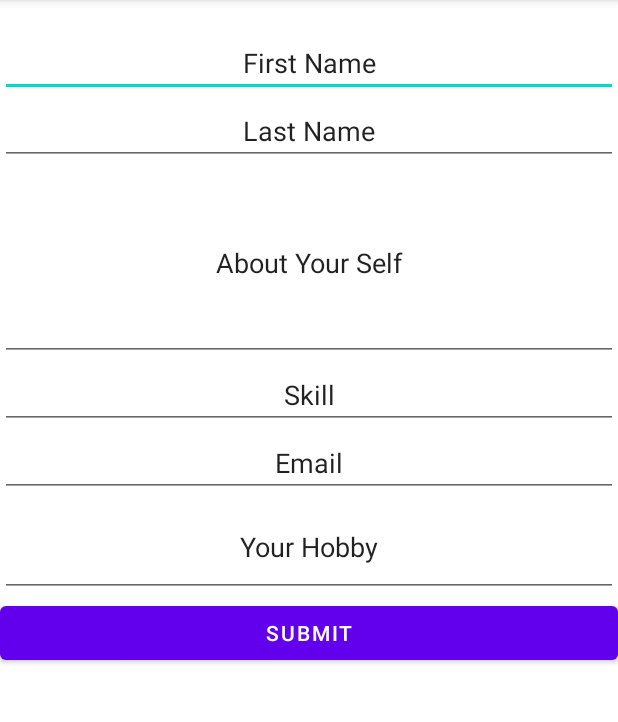
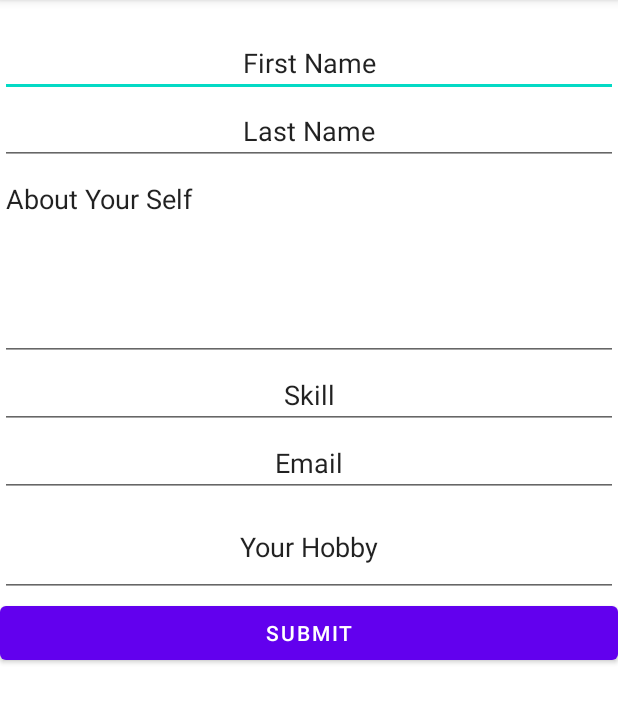
Before and after one commit to dipankar108/Jobly, an Android app: the screen it shows after launch (UpdateProfileActivity), on a phone screen of 412 x 824 dp, the part 84-806 px from its top. Run offline under Robolectric (Android 15) with nearby library versions, the phone set to English and light mode, and no system bars; our stand-ins replace Firebase (no records; nobody signed in at launch, a user with empty details on screens opened directly); 1 statement that could not run was skipped.

Commit message:
Bindin not working fixed

```diff
--- a/app/src/main/java/com/university_project/jobly/accountlog/UpdateProfileActivity.kt
+++ b/app/src/main/java/com/university_project/jobly/accountlog/UpdateProfileActivity.kt
@@ -1,52 +1,57 @@
 package com.university_project.jobly.accountlog
 
 import android.os.Bundle
+import android.util.Log
 import android.widget.EditText
 import android.widget.TextView
 import androidx.appcompat.app.AppCompatActivity
 import androidx.lifecycle.ViewModelProvider
+import androidx.recyclerview.widget.LinearLayoutManager
+import androidx.recyclerview.widget.RecyclerView
 import com.university_project.jobly.R
+import com.university_project.jobly.adapter.SkillAdapter
 import com.university_project.jobly.baseviewmodel.BaseViewModel
 import com.university_project.jobly.databinding.ActivityUpdateProfileBinding
+import com.university_project.jobly.interfaces.SkillClick
 
-class UpdateProfileActivity : AppCompatActivity() {
+class UpdateProfileActivity : AppCompatActivity(), SkillClick {
     private lateinit var liveData: BaseViewModel
-    private lateinit var isVerifiedView: TextView
-    private lateinit var fname: EditText
-    private lateinit var lname: EditText
-    private lateinit var yourself: EditText
-    private lateinit var email: EditText
-    private lateinit var hobby: EditText
     private lateinit var binding: ActivityUpdateProfileBinding
     override fun onCreate(savedInstanceState: Bundle?) {
+        binding = ActivityUpdateProfileBinding.inflate(layoutInflater)
         super.onCreate(savedInstanceState)
-        setContentView(R.layout.activity_update_profile)
+        setContentView(binding.root)
         liveData = ViewModelProvider(this)[BaseViewModel::class.java]
         val sh = getSharedPreferences("userType", MODE_PRIVATE)
-        binding = ActivityUpdateProfileBinding.inflate(layoutInflater)
-        isVerifiedView = findViewById(R.id.tv_up_verifyInfo_id)
-        fname = findViewById(R.id.et_up_fname_id)
-        lname=findViewById(R.id.et_up_lname_id)
-        yourself=findViewById(R.id.et_up_aboutYourself_id)
-        email=findViewById(R.id.et_up_email_id)
-        hobby=findViewById(R.id.et_up_yourHobby_id)
+        val skillAdapter = SkillAdapter(this)
+        binding.rvUpSkillId.layoutManager = LinearLayoutManager(this).also {
+            it.orientation = LinearLayoutManager.HORIZONTAL
+        }
+       binding.rvUpSkillId.adapter = skillAdapter
         val userInfo = sh.getString("m_userType", null)
         if (userInfo == "Client") {
-
         } else {
             liveData.getEmployeeProfile().observe(this, { user ->
+
                 if (user.verify) {
-                    isVerifiedView.text = "You are Verified"
+                    binding.tvUpVerifyInfoId.text = "You are Verified"
                 } else {
-                    isVerifiedView.text = "You are Unverified"
+                    binding.tvUpVerifyInfoId.text = "You are Unverified"
                 }
-                fname.setText(user.fname)
-                lname.setText(user.lname)
-                yourself.setText(user.aboutYourself)
-                email.setText(user.userPass)
-                email.isEnabled=false
-                hobby.setText(user.hobbyEmp)
+                binding.etUpFnameId.setText(user.fname)
+                binding.etUpLnameId.setText(user.lname)
+                binding.etUpAboutYourselfId.setText(user.aboutYourself)
+                binding.etUpEmailId.setText(user.userPass)
+                binding.etUpEmailId.isEnabled = false
+                binding.etUpYourHobbyId.setText(user.hobbyEmp)
+                Log.d("TAG", "onCreate: ${user.skill}")
+                skillAdapter.setList(user.skill)
+                skillAdapter.notifyDataSetChanged()
             })
         }
     }
+
+    override fun onSkillDeleteClick(skill: String) {
+        Log.d("TAG", "onSkillDeleteClick: $skill")
+    }
 }
--- a/app/src/main/res/layout/activity_update_profile.xml
+++ b/app/src/main/res/layout/activity_update_profile.xml
@@ -36,7 +36,7 @@
             android:id="@+id/et_up_aboutYourself_id"
             android:layout_width="match_parent"
             android:layout_height="wrap_content"
-            android:gravity="center"
+            android:gravity="start"
             android:maxLines="10"
             android:minLines="5"
             android:text="About Your Self" />
@@ -50,8 +50,10 @@
 
         <androidx.recyclerview.widget.RecyclerView
             android:id="@+id/rv_up_skill_id"
-            android:layout_width="wrap_content"
-            android:layout_height="wrap_content" />
+            android:layout_width="match_parent"
+            android:layout_height="match_parent"
+            tools:listitem="@layout/skillitemview"
+            />
 
         <com.google.android.material.textfield.TextInputEditText
             android:id="@+id/et_up_email_id"
```
